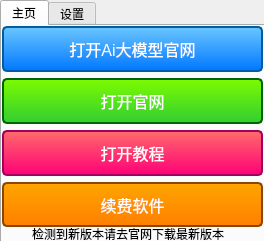
This is form.ui in ztough/quickai as Qt 5 draws it before an edit. The edited form follows.
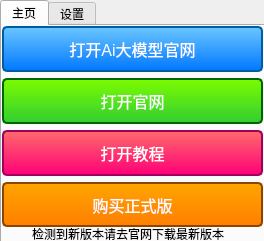
This is the edited form.

What changed in the file:
```diff
--- a/form.ui
+++ b/form.ui
@@ -188,7 +188,7 @@
 }</string>
         </property>
         <property name="text">
-         <string>续费软件</string>
+         <string>购买正式版</string>
         </property>
        </widget>
       </item>
```
